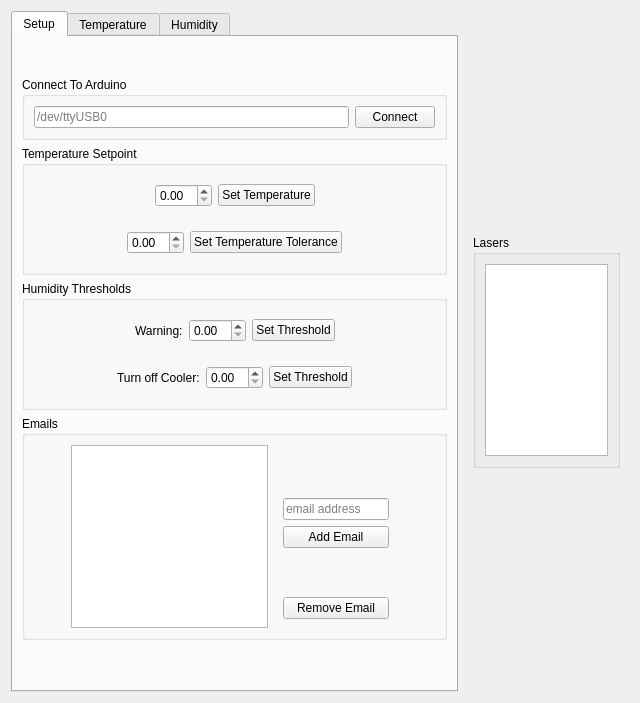
The window that tempcontroller.ui (camerongivler/TempController) describes before a commit, drawn with Qt 5.
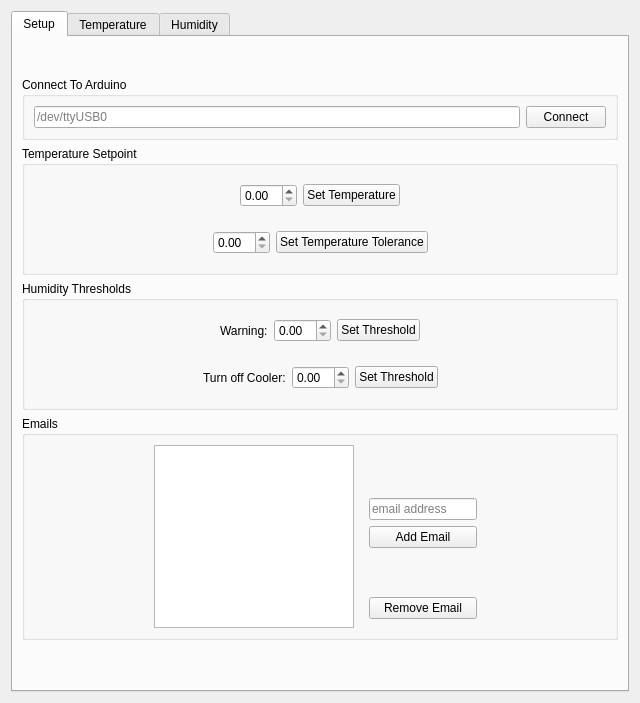
The same window after the commit.

Commit message: removed laser chooser that wasn't used

```diff
--- a/tempcontroller.ui
+++ b/tempcontroller.ui
@@ -532,68 +532,6 @@
      </widget>
     </widget>
    </item>
-   <item>
-    <widget class="QFrame" name="frame">
-     <property name="minimumSize">
-      <size>
-       <width>150</width>
-       <height>0</height>
-      </size>
-     </property>
-     <property name="maximumSize">
-      <size>
-       <width>175</width>
-       <height>16777215</height>
-      </size>
-     </property>
-     <property name="frameShape">
-      <enum>QFrame::NoFrame</enum>
-     </property>
-     <property name="frameShadow">
-      <enum>QFrame::Raised</enum>
-     </property>
-     <layout class="QVBoxLayout" name="verticalLayout">
-      <item>
-       <spacer name="verticalSpacer">
-        <property name="orientation">
-         <enum>Qt::Vertical</enum>
-        </property>
-        <property name="sizeHint" stdset="0">
-         <size>
-          <width>20</width>
-          <height>40</height>
-         </size>
-        </property>
-       </spacer>
-      </item>
-      <item>
-       <widget class="QGroupBox" name="groupBox_2">
-        <property name="title">
-         <string>Lasers</string>
-        </property>
-        <layout class="QVBoxLayout" name="verticalLayout_3">
-         <item>
-          <widget class="QListWidget" name="laserList"/>
-         </item>
-        </layout>
-       </widget>
-      </item>
-      <item>
-       <spacer name="verticalSpacer_2">
-        <property name="orientation">
-         <enum>Qt::Vertical</enum>
-        </property>
-        <property name="sizeHint" stdset="0">
-         <size>
-          <width>20</width>
-          <height>40</height>
-         </size>
-        </property>
-       </spacer>
-      </item>
-     </layout>
-    </widget>
-   </item>
   </layout>
  </widget>
  <resources/>
```
The commit also changes 1 other file.
